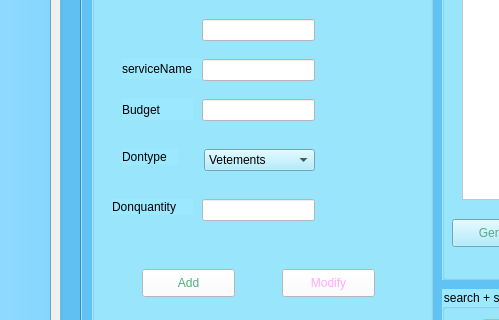
Qt form sermainwindow.ui (Ghalia9/SmartShareAncCareCenter) before a commit; both pictures show x 0 to 499 and y 184 to 504 of the 968 by 852 pixel window.
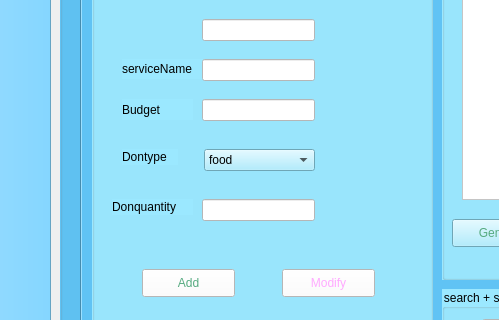
The same form after that commit. Icons and pictures are not drawn.

Diff of the .ui file:
```diff
--- a/sermainwindow.ui
+++ b/sermainwindow.ui
@@ -224,7 +224,7 @@
           </property>
           <item>
            <property name="text">
-            <string>Vetements</string>
+            <string>food</string>
            </property>
           </item>
           <item>
```
Left out of the diff: 9 changed lines with no effect on the pictures.
